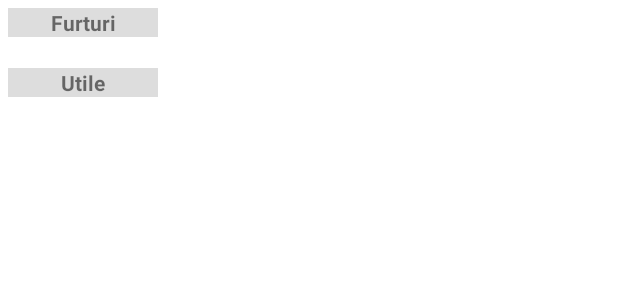
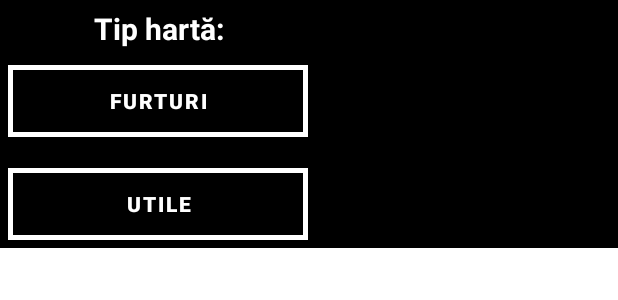
Before and after one commit to BogdanColhon/CicloTM, an Android app: the layout custom_dialog_map_layers.xml on its own in the app's theme, with its tools: preview values and no code run, on a phone screen of 412 x 824 dp. Shown: the top 300 px of the screen. Run offline under Robolectric (Android 15) with nearby library versions, the phone set to English and light mode, and no system bars.

Commit message:
Point of Interest Map Layer done

```diff
--- /dev/null
+++ b/app/src/main/res/drawable/ic_baseline_coffee_24.xml
@@ -0,0 +1,5 @@
+<vector android:height="30dp" android:tint="#FF6111"
+    android:viewportHeight="24" android:viewportWidth="24"
+    android:width="30dp" xmlns:android="http://schemas.android.com/apk/res/android">
+    <path android:fillColor="@android:color/white" android:pathData="M18.5,3H6C4.9,3 4,3.9 4,5v5.71c0,3.83 2.95,7.18 6.78,7.29c3.96,0.12 7.22,-3.06 7.22,-7v-1h0.5c1.93,0 3.5,-1.57 3.5,-3.5S20.43,3 18.5,3zM16,5v3H6V5H16zM18.5,8H18V5h0.5C19.33,5 20,5.67 20,6.5S19.33,8 18.5,8zM4,19h16v2H4V19z"/>
+</vector>
--- /dev/null
+++ b/app/src/main/res/drawable/ic_baseline_service.xml
@@ -0,0 +1,6 @@
+<vector android:height="30dp" android:tint="#1F1F1F"
+    android:viewportHeight="22" android:viewportWidth="22"
+    android:width="30dp" xmlns:android="http://schemas.android.com/apk/res/android">
+    <path android:fillColor="@android:color/white" android:pathData="M14.17,13.71l1.4,-2.42c0.09,-0.15 0.05,-0.34 -0.08,-0.45l-1.48,-1.16c0.03,-0.22 0.05,-0.45 0.05,-0.68s-0.02,-0.46 -0.05,-0.69l1.48,-1.16c0.13,-0.11 0.17,-0.3 0.08,-0.45l-1.4,-2.42c-0.09,-0.15 -0.27,-0.21 -0.43,-0.15L12,4.83c-0.36,-0.28 -0.75,-0.51 -1.18,-0.69l-0.26,-1.85C10.53,2.13 10.38,2 10.21,2h-2.8C7.24,2 7.09,2.13 7.06,2.3L6.8,4.15C6.38,4.33 5.98,4.56 5.62,4.84l-1.74,-0.7c-0.16,-0.06 -0.34,0 -0.43,0.15l-1.4,2.42C1.96,6.86 2,7.05 2.13,7.16l1.48,1.16C3.58,8.54 3.56,8.77 3.56,9s0.02,0.46 0.05,0.69l-1.48,1.16C2,10.96 1.96,11.15 2.05,11.3l1.4,2.42c0.09,0.15 0.27,0.21 0.43,0.15l1.74,-0.7c0.36,0.28 0.75,0.51 1.18,0.69l0.26,1.85C7.09,15.87 7.24,16 7.41,16h2.8c0.17,0 0.32,-0.13 0.35,-0.3l0.26,-1.85c0.42,-0.18 0.82,-0.41 1.18,-0.69l1.74,0.7C13.9,13.92 14.08,13.86 14.17,13.71zM8.81,11c-1.1,0 -2,-0.9 -2,-2c0,-1.1 0.9,-2 2,-2s2,0.9 2,2C10.81,10.1 9.91,11 8.81,11z"/>
+    <path android:fillColor="@android:color/white" android:pathData="M21.92,18.67l-0.96,-0.74c0.02,-0.14 0.04,-0.29 0.04,-0.44c0,-0.15 -0.01,-0.3 -0.04,-0.44l0.95,-0.74c0.08,-0.07 0.11,-0.19 0.05,-0.29l-0.9,-1.55c-0.05,-0.1 -0.17,-0.13 -0.28,-0.1l-1.11,0.45c-0.23,-0.18 -0.48,-0.33 -0.76,-0.44l-0.17,-1.18C18.73,13.08 18.63,13 18.53,13h-1.79c-0.11,0 -0.21,0.08 -0.22,0.19l-0.17,1.18c-0.27,0.12 -0.53,0.26 -0.76,0.44l-1.11,-0.45c-0.1,-0.04 -0.22,0 -0.28,0.1l-0.9,1.55c-0.05,0.1 -0.04,0.22 0.05,0.29l0.95,0.74c-0.02,0.14 -0.03,0.29 -0.03,0.44c0,0.15 0.01,0.3 0.03,0.44l-0.95,0.74c-0.08,0.07 -0.11,0.19 -0.05,0.29l0.9,1.55c0.05,0.1 0.17,0.13 0.28,0.1l1.11,-0.45c0.23,0.18 0.48,0.33 0.76,0.44l0.17,1.18c0.02,0.11 0.11,0.19 0.22,0.19h1.79c0.11,0 0.21,-0.08 0.22,-0.19l0.17,-1.18c0.27,-0.12 0.53,-0.26 0.75,-0.44l1.12,0.45c0.1,0.04 0.22,0 0.28,-0.1l0.9,-1.55C22.03,18.86 22,18.74 21.92,18.67zM17.63,18.83c-0.74,0 -1.35,-0.6 -1.35,-1.35s0.6,-1.35 1.35,-1.35s1.35,0.6 1.35,1.35S18.37,18.83 17.63,18.83z"/>
+</vector>
--- /dev/null
+++ b/app/src/main/res/drawable/ic_baseline_store_24.xml
@@ -0,0 +1,5 @@
+<vector android:height="30dp" android:tint="#673AB7"
+    android:viewportHeight="24" android:viewportWidth="24"
+    android:width="30dp" xmlns:android="http://schemas.android.com/apk/res/android">
+    <path android:fillColor="@android:color/white" android:pathData="M20,4L4,4v2h16L20,4zM21,14v-2l-1,-5L4,7l-1,5v2h1v6h10v-6h4v6h2v-6h1zM12,18L6,18v-4h6v4z"/>
+</vector>
--- a/app/src/main/res/layout/custom_dialog_map_layers.xml
+++ b/app/src/main/res/layout/custom_dialog_map_layers.xml
@@ -1,17 +1,33 @@
 <?xml version="1.0" encoding="utf-8"?>
 <LinearLayout xmlns:android="http://schemas.android.com/apk/res/android"
+    xmlns:app="http://schemas.android.com/apk/res-auto"
     android:layout_width="match_parent"
     android:layout_height="wrap_content"
-    android:orientation="vertical">
+    android:orientation="vertical"
+    android:background="@color/black">
 
     <TextView
-        android:id="@+id/furturiLayer"
-        android:layout_width="100dp"
-        android:background="@drawable/custom_report"
+        android:layout_width="200dp"
         android:layout_height="wrap_content"
         android:layout_weight="1"
         android:layout_margin="5dp"
         android:gravity="center"
+        android:textStyle="bold"
+        android:textSize="20sp"
+        android:textColor="@color/white"
+        android:text="Tip hartă:" />
+
+
+    <Button
+        android:id="@+id/furturiLayer"
+        android:layout_width="200dp"
+        android:background="@drawable/login_button_shape"
+        android:layout_height="wrap_content"
+        android:layout_weight="1"
+        android:focusable="true"
+        android:layout_margin="5dp"
+        android:gravity="center"
+        app:backgroundTint="@null"
         android:textStyle="bold"
         android:text="Furturi" />
 
@@ -19,12 +35,14 @@
         android:layout_width="100dp"
         android:layout_height="10dp"></Space>
 
-    <TextView
+    <Button
         android:id="@+id/utileLayer"
-        android:layout_width="100dp"
+        android:layout_width="200dp"
         android:layout_margin="5dp"
         android:gravity="center"
-        android:background="@drawable/custom_report"
+        android:focusable="true"
+        app:backgroundTint="@null"
+        android:background="@drawable/login_button_shape"
         android:layout_height="wrap_content"
         android:layout_weight="1"
         android:textStyle="bold"
```
Also changed, not shown: app/src/main/java/com/example/ciclotm/MapsFragment.java (+77 -2 lines), app/src/main/java/com/example/ciclotm/Models/PointOfInterestMarker.java (added, +55 -0 lines), app/src/main/res/layout/activity_main.xml (line endings or trailing spaces).
